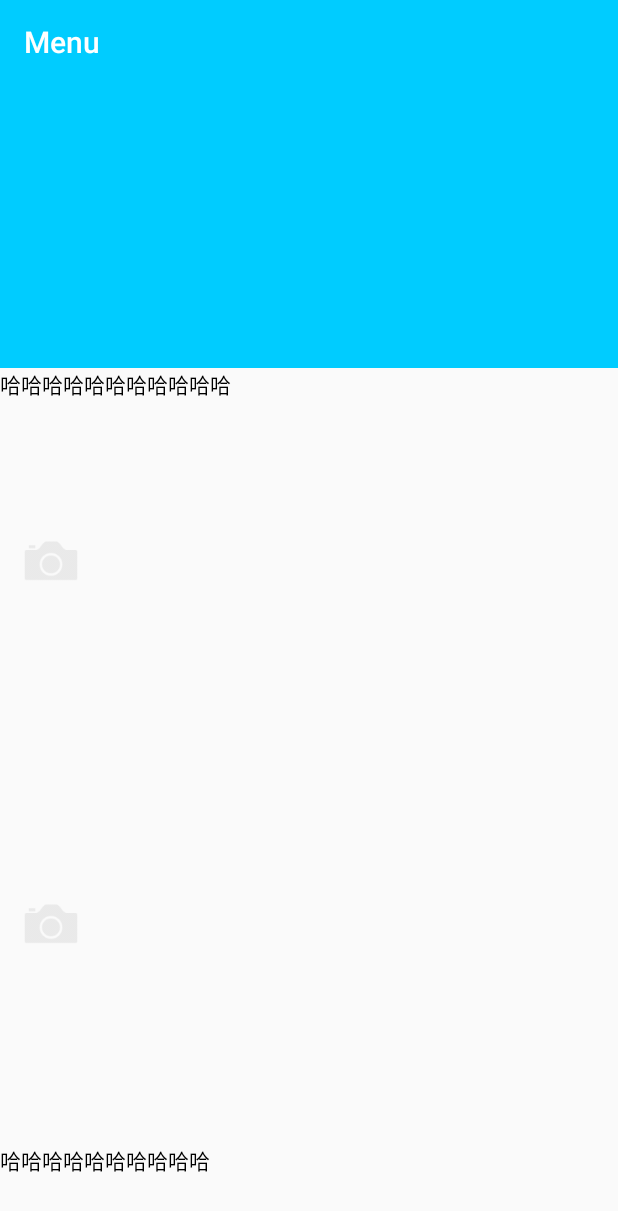
After one commit to kelefun/keleFanfou, an Android app: the fragment MenuFragmentChild shown on its own in the app's theme, on a phone screen of 412 x 824 dp. The commit adds this screen. Shown: the top 1211 px of the screen. Run offline under Robolectric (Android 15) with nearby library versions, the phone set to English and light mode, and no system bars; our stand-ins replace EventBus; libraries missing offline, so code that uses them is left out: me.yokeyword.fragmentation; 1 statement that could not run was skipped.

Commit message:
update - 新增tab

```diff
--- /dev/null
+++ b/app/src/main/java/com/funstill/kelefun/ui/menu/MenuFragmentChild.java
@@ -0,0 +1,66 @@
+package com.funstill.kelefun.ui.menu;
+
+import android.os.Bundle;
+import android.support.annotation.Nullable;
+import android.support.v7.widget.LinearLayoutManager;
+import android.support.v7.widget.Toolbar;
+import android.view.LayoutInflater;
+import android.view.View;
+import android.view.ViewGroup;
+
+import com.funstill.kelefun.R;
+import com.funstill.kelefun.event.TabSelectedEvent;
+import com.funstill.kelefun.ui.MainActivity;
+
+import org.greenrobot.eventbus.EventBus;
+import org.greenrobot.eventbus.Subscribe;
+
+import me.yokeyword.fragmentation.SupportFragment;
+
+public class MenuFragmentChild extends SupportFragment {
+    private Toolbar mToolbar;
+    private LinearLayoutManager mLayoutManager;
+
+
+    //是否滑动到顶部
+    private boolean mInAtTop = true;
+
+    public static MenuFragmentChild newInstance() {
+        Bundle args = new Bundle();
+        MenuFragmentChild fragment = new MenuFragmentChild();
+        fragment.setArguments(args);
+        return fragment;
+    }
+
+    @Override
+    public View onCreateView(LayoutInflater inflater, @Nullable ViewGroup container, @Nullable Bundle savedInstanceState) {
+        View view = inflater.inflate(R.layout.fragment_user_home, container, false);
+        initView(view);
+        return view;
+    }
+
+    private void initView(View view) {
+        mToolbar = (Toolbar) view.findViewById(R.id.toolbar);
+        mToolbar.setTitle("Menu");
+        mLayoutManager = new LinearLayoutManager(_mActivity);
+    }
+
+
+    /**
+     * 选择tab事件
+     */
+    @Subscribe
+    public void onTabSelectedEvent(TabSelectedEvent event) {
+        if (event.position != MainActivity.FIRST) return;
+
+        if (!mInAtTop) {
+//            scrollToTop();
+        }
+    }
+
+    @Override
+    public void onDestroyView() {
+        super.onDestroyView();
+        EventBus.getDefault().unregister(this);
+    }
+}
--- /dev/null
+++ b/app/src/main/res/layout/fragment_menu_container.xml
@@ -0,0 +1,6 @@
+<?xml version="1.0" encoding="utf-8"?>
+<FrameLayout android:id="@+id/fl_menu_container"
+    xmlns:android="http://schemas.android.com/apk/res/android"
+    android:layout_width="match_parent"
+    android:layout_height="match_parent">
+</FrameLayout>
--- /dev/null
+++ b/app/src/main/res/layout/fragment_user_home.xml
@@ -0,0 +1,82 @@
+<?xml version="1.0" encoding="utf-8"?>
+<android.support.design.widget.CoordinatorLayout xmlns:android="http://schemas.android.com/apk/res/android"
+    xmlns:app="http://schemas.android.com/apk/res-auto"
+    android:layout_width="match_parent"
+    android:layout_height="match_parent"
+    android:fitsSystemWindows="true">
+
+    <android.support.design.widget.AppBarLayout
+        android:id="@+id/appbar"
+        android:layout_width="match_parent"
+        android:layout_height="245dp"
+        android:fitsSystemWindows="true"
+        android:theme="@style/AppBarOverlay">
+
+        <android.support.design.widget.CollapsingToolbarLayout
+            android:id="@+id/collapsing_toolbar"
+            android:layout_width="match_parent"
+            android:layout_height="match_parent"
+            android:fitsSystemWindows="true"
+            app:contentScrim="?attr/colorPrimary"
+            app:layout_scrollFlags="scroll|exitUntilCollapsed"
+            app:titleEnabled="false">
+
+
+            <android.support.v7.widget.Toolbar
+                android:id="@+id/toolbar"
+                android:layout_width="match_parent"
+                android:layout_height="?attr/actionBarSize"
+                app:layout_collapseMode="pin"
+                app:popupTheme="@style/PopupOverlay" />
+
+        </android.support.design.widget.CollapsingToolbarLayout>
+
+    </android.support.design.widget.AppBarLayout>
+
+
+    <android.support.v4.widget.NestedScrollView
+        android:layout_width="match_parent"
+        android:layout_height="match_parent"
+        app:layout_behavior="@string/appbar_scrolling_view_behavior">
+
+        <LinearLayout
+            android:layout_width="match_parent"
+            android:layout_height="wrap_content"
+            android:orientation="vertical">
+
+            <TextView
+                android:layout_width="wrap_content"
+                android:layout_height="wrap_content"
+                android:layout_marginBottom="12dp"
+                android:text="哈哈哈哈哈哈哈哈哈哈哈"
+                android:textColor="@color/black" />
+
+            <ImageView
+                android:id="@+id/ig_avatar_drakeet"
+                android:layout_width="@dimen/avatar_length"
+                android:layout_height="160dp"
+                android:layout_margin="16dp"
+                android:src="@mipmap/ic_camera" />
+
+
+            <ImageView
+                android:id="@+id/ig_avatar_daimajia"
+                android:layout_width="@dimen/avatar_length"
+                android:layout_height="260dp"
+                android:layout_below="@id/ig_avatar_drakeet"
+                android:layout_margin="16dp"
+                android:src="@mipmap/ic_camera" />
+
+            <TextView
+                android:id="@+id/daimajia"
+                android:layout_width="wrap_content"
+                android:layout_height="wrap_content"
+                android:layout_alignTop="@id/ig_avatar_daimajia"
+                android:layout_toEndOf="@id/ig_avatar_daimajia"
+                android:layout_toRightOf="@id/ig_avatar_daimajia"
+                android:text="哈哈哈哈哈哈哈哈哈哈"
+                android:textColor="@color/black" />
+        </LinearLayout>
+    </android.support.v4.widget.NestedScrollView>
+
+</android.support.design.widget.CoordinatorLayout>
--- a/app/src/main/res/layout/toolbar.xml
+++ b/app/src/main/res/layout/toolbar.xml
@@ -12,6 +12,6 @@
         android:layout_width="match_parent"
         android:layout_height="?attr/actionBarSize"
         android:background="?attr/colorPrimary"
-        app:popupTheme="@style/AppTheme.NoActionBar.PopupOverlay"
+        app:popupTheme="@style/PopupOverlay"
         app:titleTextAppearance="@style/Toolbar_TextAppearance_White"/>
 </android.support.design.widget.AppBarLayout>
--- a/app/src/main/res/values/styles.xml
+++ b/app/src/main/res/values/styles.xml
@@ -21,7 +21,7 @@
     </style>
     <style name="AppBarOverlay"  parent="ThemeOverlay.AppCompat.Dark.ActionBar"/>
 
-    <style name="AppTheme.NoActionBar.PopupOverlay" parent="ThemeOverlay.AppCompat.Light"/>
+    <style name="PopupOverlay" parent="ThemeOverlay.AppCompat.Light"/>
 
     <style name="Toolbar_TextAppearance_White">
         <item name="android:textSize">18sp</item>
```
Also changed, not shown: app/src/main/java/com/funstill/kelefun/ui/MainActivity.java (+12 -5 lines), app/src/main/java/com/funstill/kelefun/ui/menu/MenuFragment.java (added, +35 -0 lines), app/src/main/java/com/funstill/kelefun/ui/notice/page/FirstPagerFragment.java (deleted, +0 -130 lines), app/src/main/res/layout/zhihu_fragment_second_pager_first.xml (deleted, +0 -21 lines).
